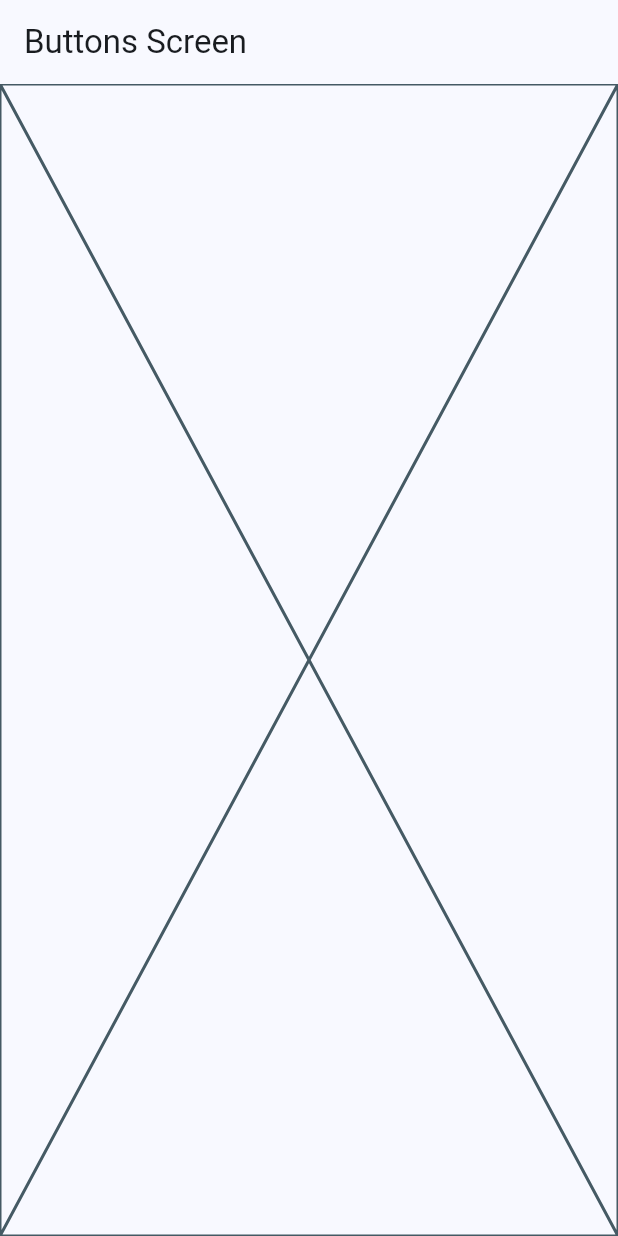
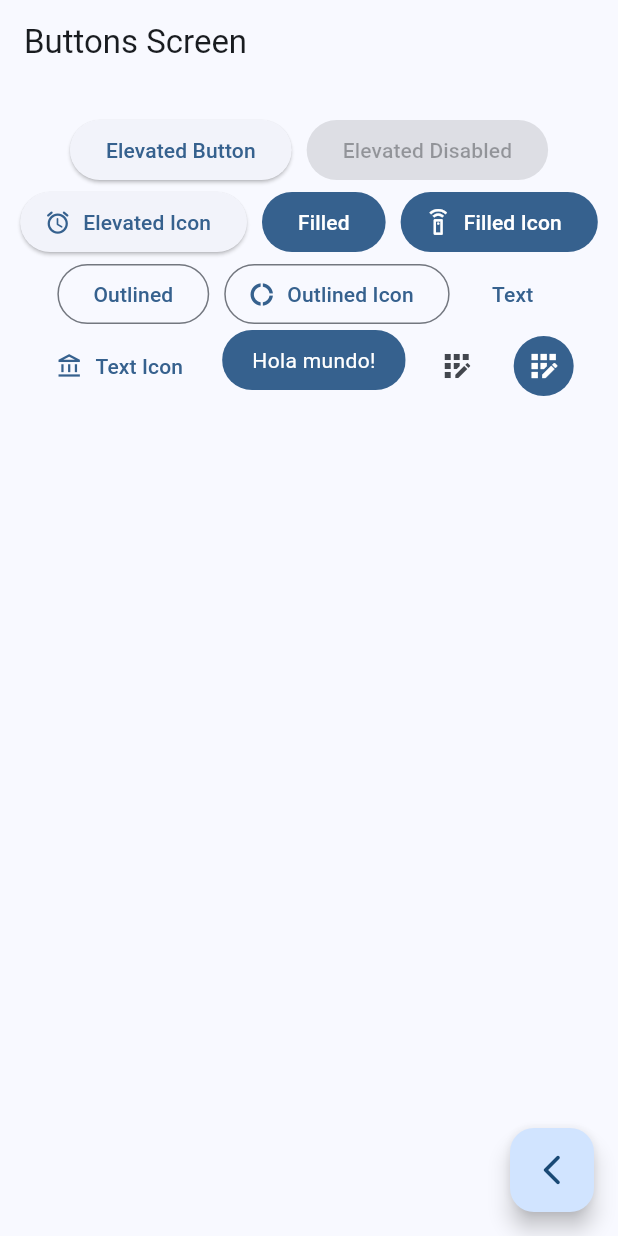
Before and after one commit to glorona/MyFlutterApps, a Flutter app: the ButtonsScreen screen opened by its route, on a phone screen of 412 x 824 dp. Run offline on Flutter 3.47's test engine with Material 3 defaults, Android fonts, the phone set to English and light mode, and no system bars; our stand-ins replace animate_do, dio, go_router, video_player.

Commit message:
Button screen complete

```diff
--- a/widgets_app/lib/presentation/screens/buttons/buttons_screen.dart
+++ b/widgets_app/lib/presentation/screens/buttons/buttons_screen.dart
@@ -1,7 +1,7 @@
 import 'package:flutter/material.dart';
+import 'package:go_router/go_router.dart';
 
 class ButtonsScreen extends StatelessWidget {
-
   static const String name = 'buttons_screen';
 
   const ButtonsScreen({super.key});
@@ -10,7 +10,101 @@ class ButtonsScreen extends StatelessWidget {
   Widget build(BuildContext context) {
     return Scaffold(
       appBar: AppBar(title: const Text('Buttons Screen')),
-      body: const Placeholder(),
+      body: const _ButtonsView(),
+      floatingActionButton: FloatingActionButton(
+          child: const Icon(Icons.arrow_back_ios_new_rounded),
+          onPressed: () {
+            context.pop();
+          }),
     );
   }
 }
+
+class _ButtonsView extends StatelessWidget {
+  const _ButtonsView();
+
+  @override
+  Widget build(BuildContext context) {
+    final colors = Theme.of(context).colorScheme;
+
+    return SizedBox(
+      width: double.infinity, //Llega el maximo del padding
+      child: Padding(
+        padding: const EdgeInsets.symmetric(horizontal: 10, vertical: 20),
+        child: Wrap(
+          spacing: 10,
+          alignment: WrapAlignment.center,
+          children: [
+            ElevatedButton(
+                onPressed: () {}, child: const Text('Elevated Button')),
+            const ElevatedButton(
+                onPressed: null, child: Text('Elevated Disabled')),
+            ElevatedButton.icon(
+                onPressed: () {},
+                icon: const Icon(Icons.access_alarm_rounded),
+                label: const Text('Elevated Icon')),
+            FilledButton(onPressed: () {}, child: const Text('Filled')),
+            FilledButton.icon(
+                onPressed: () {},
+                icon: const Icon(Icons.settings_remote_outlined),
+                label: const Text('Filled Icon')),
+            OutlinedButton(onPressed: () {}, child: const Text('Outlined')),
+            OutlinedButton.icon(
+                onPressed: () {},
+                icon: const Icon(Icons.donut_large_outlined),
+                label: const Text("Outlined Icon")),
+            TextButton(
+              onPressed: () {},
+              child: const Text('Text'),
+            ),
+            TextButton.icon(
+                onPressed: () {},
+                icon: const Icon(Icons.account_balance_outlined),
+                label: const Text('Text Icon')),
+
+            //TODO custom buttons
+            CustomButton(),
+
+            IconButton(
+                onPressed: () {},
+                icon: const Icon(Icons.app_registration_outlined)),
+            IconButton(
+              onPressed: () {},
+              icon: const Icon(Icons.app_registration_outlined),
+              style: ButtonStyle(
+                  backgroundColor: WidgetStatePropertyAll(colors.primary),
+                  iconColor: const WidgetStatePropertyAll(Colors.white)),
+            )
+          ],
+        ), //Como una columna, por defecto crea espacios para childrens.
+      ),
+    );
+  }
+}
+
+class CustomButton extends StatelessWidget {
+  const CustomButton({super.key});
+
+  @override
+  Widget build(BuildContext context) {
+    final colors = Theme.of(context).colorScheme;
+
+    return ClipRRect(
+      borderRadius: BorderRadius.circular(20),
+      child: Material(
+        //Podemos definir todos los aspectos de material design.
+        color: colors.primary,
+        child:  Padding(
+          padding: const EdgeInsets.symmetric(horizontal: 20, vertical: 10),
+          child: InkWell(
+            onTap: () {},
+            child: const Text(
+              'Hola mundo!',
+              style: TextStyle(color: Colors.white),
+            ),
+          ),
+        ),
+      ),
+    );
+  }
+}
--- a/widgets_app/lib/presentation/screens/home/home_screen.dart
+++ b/widgets_app/lib/presentation/screens/home/home_screen.dart
@@ -1,6 +1,7 @@
 import 'package:flutter/material.dart';
 import 'package:go_router/go_router.dart';
 import 'package:widgets_app/config/menu/menu_items.dart';
+import 'package:widgets_app/presentation/screens/cards/cards_screen.dart';
 
 class HomeScreen extends StatelessWidget {
   static const String name = 'home_screen';
@@ -57,6 +58,7 @@ class _CustomListTile extends StatelessWidget {
         //Navigator.pushNamed(context, menuItem.url);
 
         context.push(menuItem.url);
+        //context.pushNamed(CardsScreen.name);
       },
     );
   }
```
